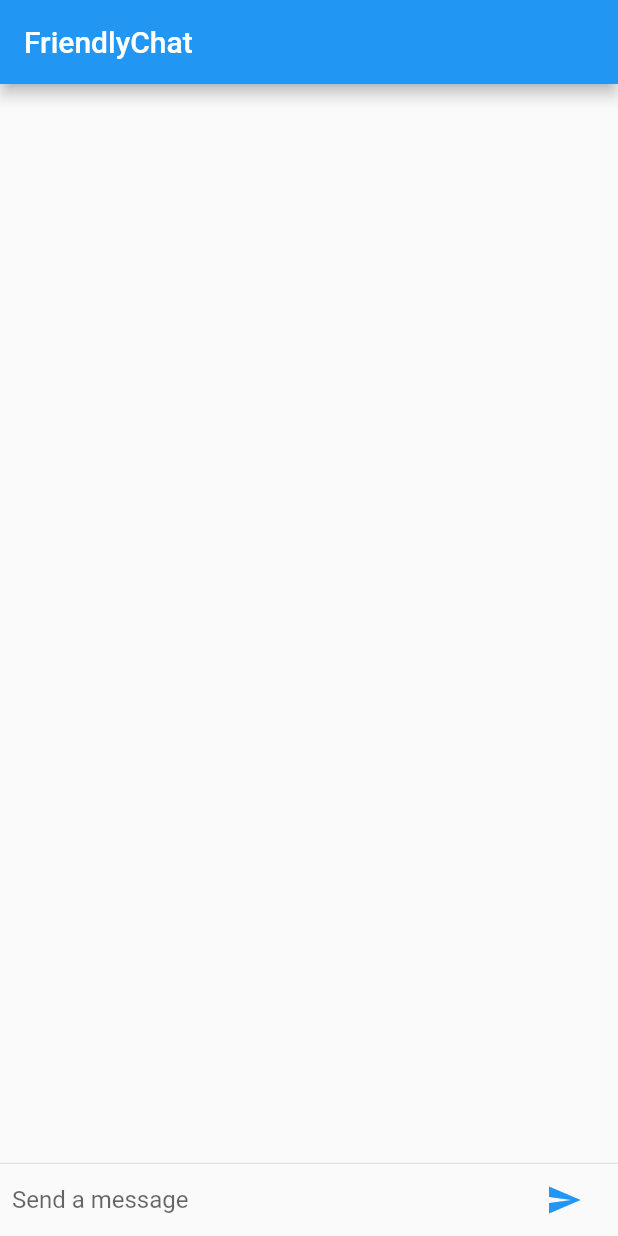
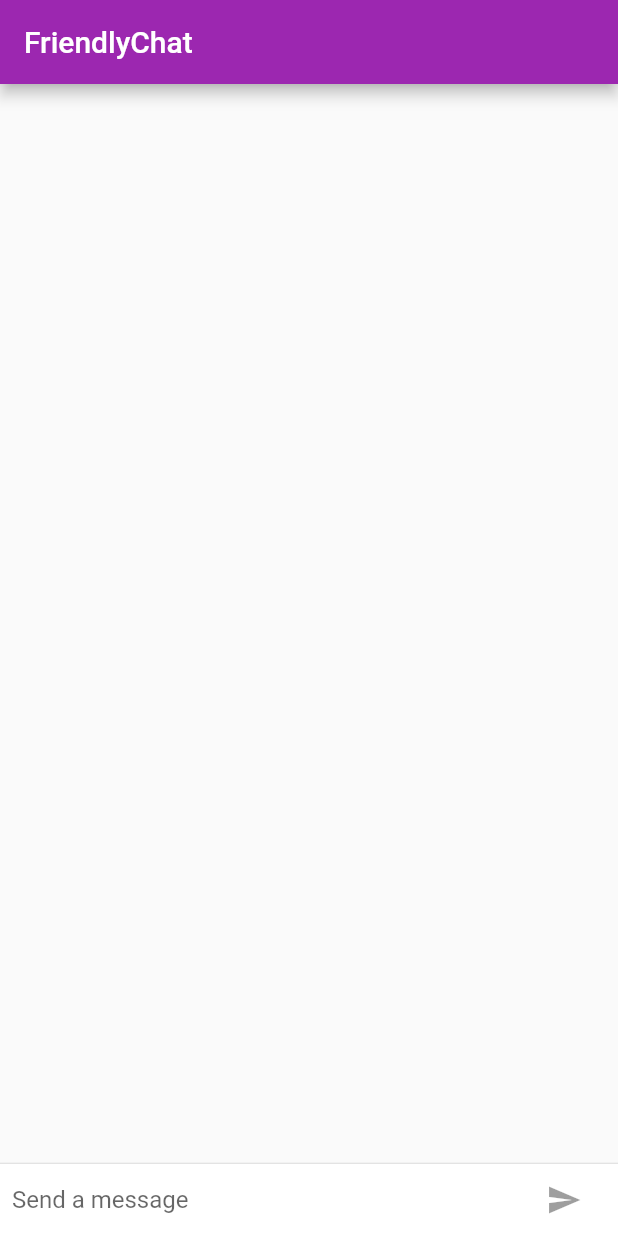
Before and after one commit to SonQBChau/friendly_chat, a Flutter app: the screen it shows after launch, on a phone screen of 412 x 824 dp. Run offline on Flutter 3.47's test engine with Material 2 defaults, Android fonts, the phone set to English and light mode, and no system bars.

Commit message:
add ios theme

```diff
--- a/lib/main.dart
+++ b/lib/main.dart
@@ -1,8 +1,21 @@
 import 'package:flutter/material.dart';
+import 'package:flutter/foundation.dart';
+import 'package:flutter/cupertino.dart';
 
 void main() => runApp(MyApp());
 
 const String _name = 'Son Chau';
+
+final ThemeData kIOSTheme = new ThemeData(
+  primarySwatch: Colors.orange,
+  primaryColor: Colors.grey[100],
+  primaryColorBrightness: Brightness.light,
+);
+
+final ThemeData kDefaultTheme = new ThemeData(
+  primarySwatch: Colors.purple,
+  accentColor: Colors.orangeAccent[400],
+);
 
 class MyApp extends StatelessWidget {
   // This widget is the root of your application.
@@ -10,9 +23,9 @@ class MyApp extends StatelessWidget {
   Widget build(BuildContext context) {
     return MaterialApp(
       title: 'FriendlyChat',
-      theme: ThemeData(
-        primarySwatch: Colors.blue,
-      ),
+      theme: defaultTargetPlatform == TargetPlatform.iOS
+          ? kIOSTheme
+          : kDefaultTheme,
       home: ChatScreen(),
     );
   }
@@ -28,6 +41,7 @@ class _ChatScreenState extends State<ChatScreen> with TickerProviderStateMixin {
       new TextEditingController();
 
   final List _messages = [];
+  bool _isComposing = false;
 
   @override
   void dispose() {
@@ -38,6 +52,9 @@ class _ChatScreenState extends State<ChatScreen> with TickerProviderStateMixin {
 
   void _handleSubmitted(String text) {
     _textEditingController.clear();
+    setState(() {
+      _isComposing = false;
+    });
     ChatMessage message = new ChatMessage(
       text: text,
       animationController: new AnimationController(
@@ -61,6 +78,11 @@ class _ChatScreenState extends State<ChatScreen> with TickerProviderStateMixin {
             Flexible(
               child: TextField(
                 controller: _textEditingController,
+                onChanged: (String text) {
+                  setState(() {
+                    _isComposing = text.length > 0;
+                  });
+                },
                 onSubmitted: _handleSubmitted,
                 decoration:
                     InputDecoration.collapsed(hintText: 'Send a message'),
@@ -68,9 +90,18 @@ class _ChatScreenState extends State<ChatScreen> with TickerProviderStateMixin {
             ),
             Container(
               margin: EdgeInsets.symmetric(horizontal: 4),
-              child: IconButton(
+              child: Theme.of(context).platform == TargetPlatform.iOS
+                  ? CupertinoButton(
+                      child: Text('Send'),
+                      onPressed: _isComposing
+                          ? () => _handleSubmitted(_textEditingController.text)
+                          : null,
+                    )
+                  : IconButton(
                       icon: Icon(Icons.send),
-                onPressed: () => _handleSubmitted(_textEditingController.text),
+                      onPressed: _isComposing
+                          ? () => _handleSubmitted(_textEditingController.text)
+                          : null,
                     ),
             ),
           ],
@@ -84,8 +115,10 @@ class _ChatScreenState extends State<ChatScreen> with TickerProviderStateMixin {
     return Scaffold(
       appBar: AppBar(
         title: Text('FriendlyChat'),
+        elevation: Theme.of(context).platform == TargetPlatform.iOS ? 0.0 : 4.0,
       ),
-      body: Column(
+      body: Container(
+          child: Column(
             children: <Widget>[
               Flexible(
                 child: ListView.builder(
@@ -98,9 +131,22 @@ class _ChatScreenState extends State<ChatScreen> with TickerProviderStateMixin {
               Divider(
                 height: 1,
               ),
-          _buildTextComposer(),
+              Container(
+                decoration:
+                    new BoxDecoration(color: Theme.of(context).cardColor),
+                child: _buildTextComposer(),
+              ),
             ],
           ),
+          decoration: Theme.of(context).platform == TargetPlatform.iOS //new
+              ? new BoxDecoration(
+                  //new
+                  border: new Border(
+                    //new
+                    top: new BorderSide(color: Colors.grey[200]), //new
+                  ), //new
+                ) //new
+              : null),
     );
   }
 }
@@ -113,7 +159,8 @@ class ChatMessage extends StatelessWidget {
   @override
   Widget build(BuildContext context) {
     return SizeTransition(
-      sizeFactor: CurvedAnimation(parent: animationController, curve: Curves.easeOut),
+      sizeFactor:
+          CurvedAnimation(parent: animationController, curve: Curves.easeOut),
       axisAlignment: 0,
       child: Container(
         margin: EdgeInsets.symmetric(vertical: 10),
@@ -125,7 +172,8 @@ class ChatMessage extends StatelessWidget {
                 child: CircleAvatar(
                   child: Text(_name[0]),
                 )),
-            Column(
+            Expanded(
+              child: Column(
                 crossAxisAlignment: CrossAxisAlignment.start,
                 children: <Widget>[
                   Text(
@@ -138,6 +186,7 @@ class ChatMessage extends StatelessWidget {
                   ),
                 ],
               ),
+            ),
           ],
         ),
       ),
```
Lines whose indentation alone changed are shown as unchanged.
